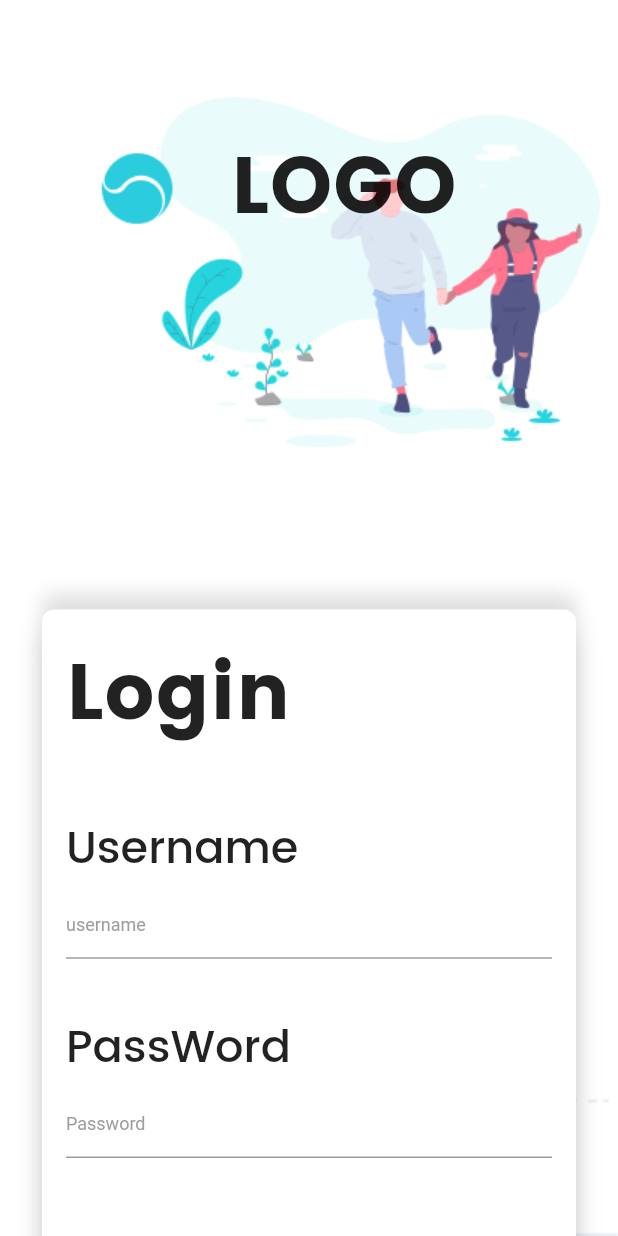
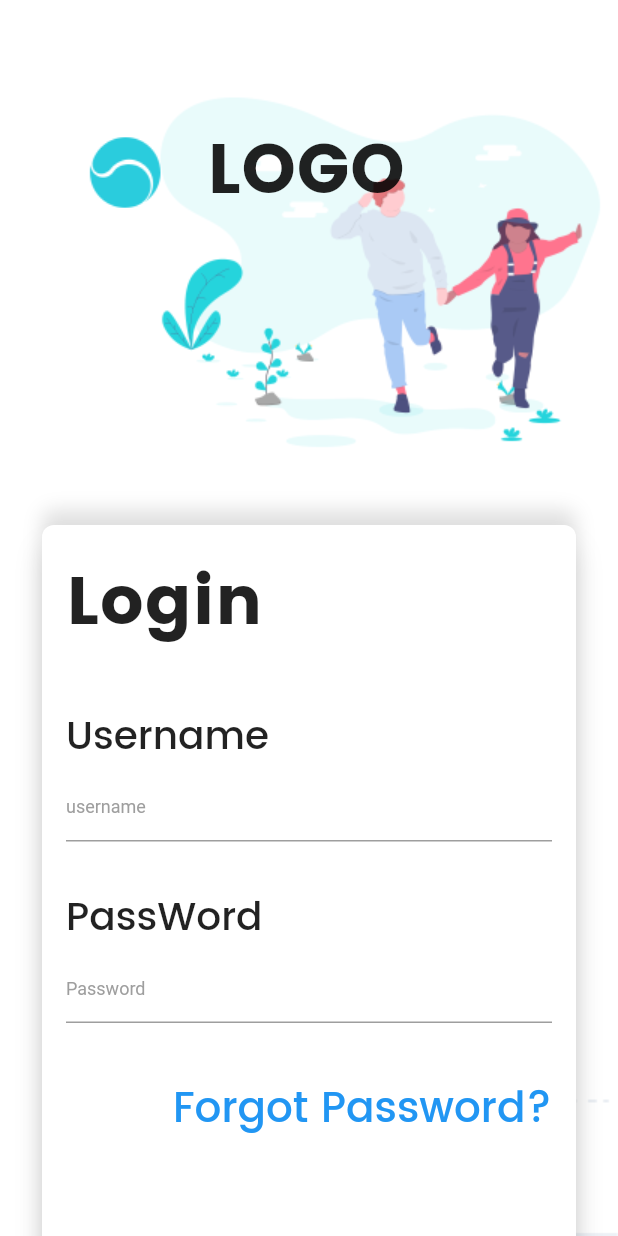
Before and after one commit to GugoxNH/final_project_pmsn2023, a Flutter app: the screen it shows after launch, on a phone screen of 412 x 824 dp. Run offline on Flutter 3.47's test engine with Material 2 defaults, Android fonts, the phone set to English and light mode, and no system bars; our stand-ins replace flutter_screenutil.

```diff
--- a/lib/screens/login_screen.dart
+++ b/lib/screens/login_screen.dart
@@ -40,7 +40,7 @@ bool _isSelected = false;
   Widget horizontalLine() => Padding(
     padding: const EdgeInsets.symmetric(horizontal: 16.0),
     child: Container(
-      width: ScreenUtil().setWidth(120),
+      width: 120, //ScreenUtil().setWidth(120),
       height: 1.0,
       color: Colors.black26.withOpacity(.2),
     ),
@@ -77,22 +77,22 @@ bool _isSelected = false;
                     children: <Widget>[
                       Image.asset(
                         "assets/logo.png",
-                        width: ScreenUtil().setWidth(110),
-                        height: ScreenUtil().setHeight(110),
+                        width: 110,//ScreenUtil().setWidth(110),
+                        height: 110, //ScreenUtil().setHeight(110),
                       ),
-                      Text("LOGO",
+                      const Text("LOGO",
                           style: TextStyle(
                               fontFamily: "Poppins-Bold",
-                              fontSize: ScreenUtil().setSp(46),
+                              fontSize: 46, //ScreenUtil().setSp(46),
                               letterSpacing: .6,
                               fontWeight: FontWeight.bold))
                     ],
                   ),
-                  SizedBox(
-                    height: ScreenUtil().setHeight(180),
+                  const SizedBox(
+                    height: 180, //ScreenUtil().setHeight(180),
                   ),
                   FormCard(),
-                  SizedBox(height: ScreenUtil().setHeight(40)),
+                  const SizedBox(height: 40), //ScreenUtil().setHeight(40)
                   Row(
                     mainAxisAlignment: MainAxisAlignment.spaceBetween,
                     children: <Widget>[
@@ -115,8 +115,8 @@ bool _isSelected = false;
                       ),
                       InkWell(
                         child: Container(
-                          width: ScreenUtil().setWidth(330),
-                          height: ScreenUtil().setHeight(100),
+                          width: 330, //ScreenUtil().setWidth(330),
+                          height: 100, //ScreenUtil().setHeight(100),
                           decoration: BoxDecoration(
                               gradient: const LinearGradient(colors: [
                                 Color(0xFF17ead9),
@@ -147,8 +147,8 @@ bool _isSelected = false;
                       )
                     ],
                   ),
-                  SizedBox(
-                    height: ScreenUtil().setHeight(40),
+                  const SizedBox(
+                    height: 40, //ScreenUtil().setHeight(40),
                   ),
                   Row(
                     mainAxisAlignment: MainAxisAlignment.center,
@@ -160,8 +160,8 @@ bool _isSelected = false;
                       horizontalLine()
                     ],
                   ),
-                  SizedBox(
-                    height: ScreenUtil().setHeight(40),
+                  const SizedBox(
+                    height: 40, //ScreenUtil().setHeight(40),
                   ),
                   Row(
                     mainAxisAlignment: MainAxisAlignment.center,
@@ -201,8 +201,8 @@ bool _isSelected = false;
                       )
                     ],
                   ),
-                  SizedBox(
-                    height: ScreenUtil().setHeight(30),
+                  const SizedBox(
+                    height: 30 //ScreenUtil().setHeight(30),
                   ),
                   Row(
                     mainAxisAlignment: MainAxisAlignment.center,
--- a/lib/widgets/form_card_widget.dart
+++ b/lib/widgets/form_card_widget.dart
@@ -6,7 +6,7 @@ class FormCard extends StatelessWidget {
   Widget build(BuildContext context) {
     return Container(
       width: double.infinity,
-      height: ScreenUtil().setHeight(500),
+      height: 500, //ScreenUtil().setHeight(500),
       decoration: BoxDecoration(
           color: Colors.white,
           borderRadius: BorderRadius.circular(8.0),
@@ -20,43 +20,45 @@ class FormCard extends StatelessWidget {
                 offset: Offset(0.0, -10.0),
                 blurRadius: 10.0),
           ]),
-      child: Padding(
-        padding: const EdgeInsets.only(left: 16.0, right: 16.0, top: 16.0),
+      child: const Padding(
+        padding: EdgeInsets.only(left: 16.0, right: 16.0, top: 16.0),
         child: Column(
           crossAxisAlignment: CrossAxisAlignment.start,
           children: <Widget>[
             Text("Login",
                 style: TextStyle(
-                    fontSize: ScreenUtil().setSp(45),
+                    fontSize: 45, //ScreenUtil().setSp(45),
                     fontFamily: "Poppins-Bold",
                     letterSpacing: .6)),
             SizedBox(
-              height: ScreenUtil().setHeight(30),
+              height: 30 //ScreenUtil().setHeight(30),
             ),
             Text("Username",
                 style: TextStyle(
                     fontFamily: "Poppins-Medium",
-                    fontSize: ScreenUtil().setSp(26))),
-            const TextField(
+                    fontSize: 26 //ScreenUtil().setSp(26)
+                  )),
+            TextField(
               decoration: InputDecoration(
                   hintText: "username",
                   hintStyle: TextStyle(color: Colors.grey, fontSize: 12.0)),
             ),
             SizedBox(
-              height: ScreenUtil().setHeight(30),
+              height: 30 //ScreenUtil().setHeight(30),
             ),
             Text("PassWord",
                 style: TextStyle(
-                    fontFamily: "Poppins-Medium",
-                    fontSize: ScreenUtil().setSp(26))),
-            const TextField(
+                  fontFamily: "Poppins-Medium",
+                  fontSize: 26 // ScreenUtil().setSp(26)
+                )),
+            TextField(
               obscureText: true,
               decoration: InputDecoration(
-                  hintText: "Password",
-                  hintStyle: TextStyle(color: Colors.grey, fontSize: 12.0)),
+                hintText: "Password",
+                hintStyle: TextStyle(color: Colors.grey, fontSize: 12.0)),
             ),
             SizedBox(
-              height: ScreenUtil().setHeight(35),
+              height: 35 //ScreenUtil().setHeight(35),
             ),
             Row(
               mainAxisAlignment: MainAxisAlignment.end,
@@ -64,9 +66,10 @@ class FormCard extends StatelessWidget {
                 Text(
                   "Forgot Password?",
                   style: TextStyle(
-                      color: Colors.blue,
-                      fontFamily: "Poppins-Medium",
-                      fontSize: ScreenUtil().setSp(28)),
+                    color: Colors.blue,
+                    fontFamily: "Poppins-Medium",
+                    fontSize: 28// ScreenUtil().setSp(28)
+                  ),
                 )
               ],
             )
--- a/pubspec.yaml
+++ b/pubspec.yaml
@@ -18,6 +18,8 @@ dependencies:
   flutter_screenutil: ^5.9.0
   cloud_firestore: ^4.13.1
   shared_preferences: ^2.2.2
+  firebase_core: ^2.23.0
+  firebase_auth: ^4.14.1
 
 dev_dependencies:
   flutter_test:
```
Also changed, not shown: pubspec.lock, 4 other files.
